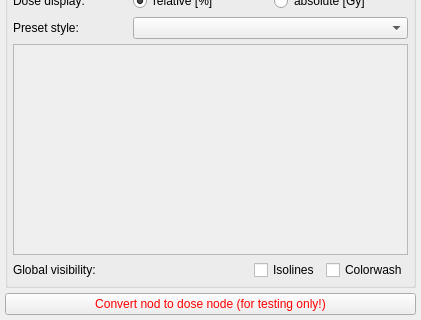
Qt form Plugins/org.mitk.gui.qt.rt.dosevisualization/src/internal/RTDoseVisualizerControls.ui (MITK/MITK) before a commit; both pictures show x 0 to 421 and y 331 to 651 of the 421 by 651 pixel window.
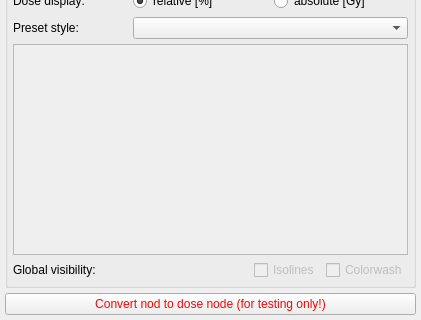
The same form after that commit. Icons and pictures are not drawn.

```diff
--- a/Plugins/org.mitk.gui.qt.rt.dosevisualization/src/internal/RTDoseVisualizerControls.ui
+++ b/Plugins/org.mitk.gui.qt.rt.dosevisualization/src/internal/RTDoseVisualizerControls.ui
@@ -390,6 +390,9 @@
         </item>
         <item>
          <widget class="QCheckBox" name="checkGlobalVisIsoLine">
+          <property name="enabled">
+           <bool>false</bool>
+          </property>
           <property name="text">
            <string>Isolines</string>
           </property>
@@ -408,6 +411,9 @@
         </item>
         <item>
          <widget class="QCheckBox" name="checkGlobalVisColorWash">
+          <property name="enabled">
+           <bool>false</bool>
+          </property>
           <property name="text">
            <string>Colorwash</string>
           </property>
```
